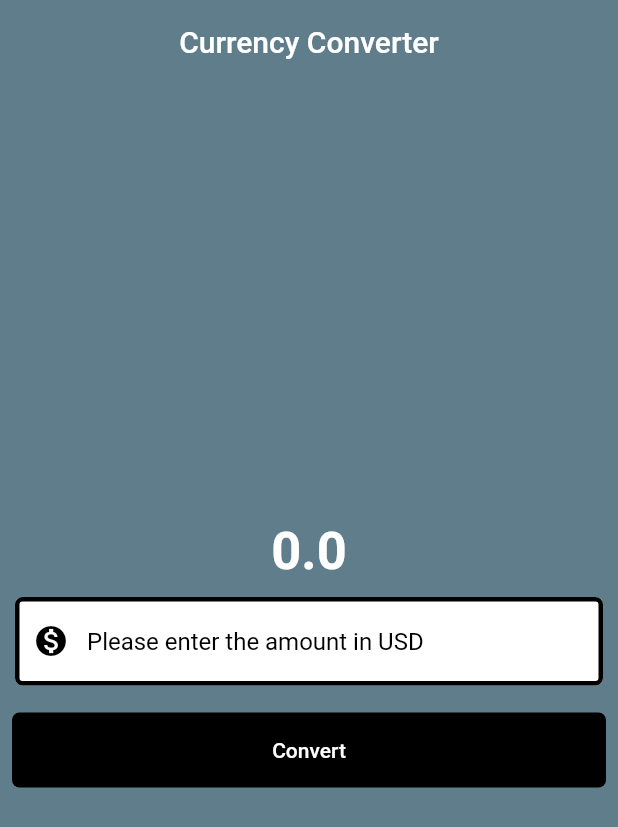
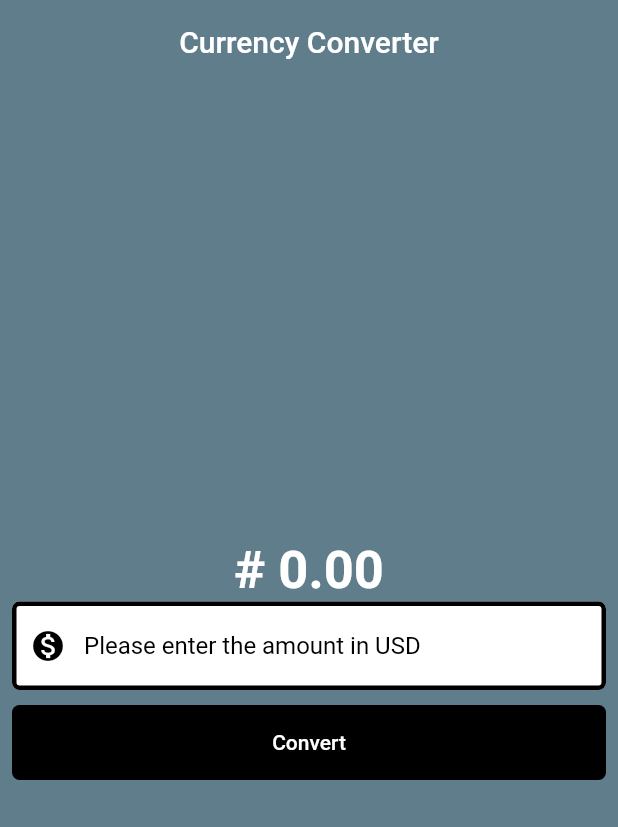
Before and after one commit to H11TM4N/flutter_projects, a Flutter app: the screen it shows after launch, after a tap on "Convert", on a phone screen of 412 x 824 dp. Shown: the top 827 px of the screen. Run offline on Flutter 3.47's test engine with Material 2 defaults, Android fonts, the phone set to English and light mode, and no system bars.

Commit message:
learning flutter 11

```diff
--- a/learning_flutter/lib/currency_converter.dart
+++ b/learning_flutter/lib/currency_converter.dart
@@ -28,20 +28,20 @@ class _HomePageState extends State<HomePage> {
         title: const Center(child: Text('Currency Converter')),
       ),
       body: Center(
+        child: Padding(
+          padding: const EdgeInsets.all(8.0),
           child: Column(
             mainAxisAlignment: MainAxisAlignment.center,
             children: [
               Text(
-              result.toString(),
+                '# ${result.toStringAsFixed(2)}',
                 style: const TextStyle(
                   fontSize: 35,
                   fontWeight: FontWeight.bold,
                   color: Color.fromARGB(255, 255, 255, 255),
                 ),
               ),
-            Padding(
-              padding: const EdgeInsets.all(10),
-              child: TextField(
+              TextField(
                 controller: textEditingController,
                 style: const TextStyle(
                   color: Colors.black,
@@ -59,13 +59,11 @@ class _HomePageState extends State<HomePage> {
                 keyboardType:
                     const TextInputType.numberWithOptions(decimal: true),
               ),
-            ),
-            Padding(
-              padding: const EdgeInsets.all(8.0),
-              child: TextButton(
+              const SizedBox(height: 10),
+              TextButton(
                 onPressed: () {
                   setState(() {
-                      result = double.parse(textEditingController.text) * 81;
+                    result = double.parse(textEditingController.text) * 785.52;
                   });
                 },
                 style: TextButton.styleFrom(
@@ -77,8 +75,8 @@ class _HomePageState extends State<HomePage> {
                 ),
                 child: const Text('Convert'),
               ),
+            ],
           ),
-          ],
         ),
       ),
     );
```
Lines whose indentation alone changed are shown as unchanged.
